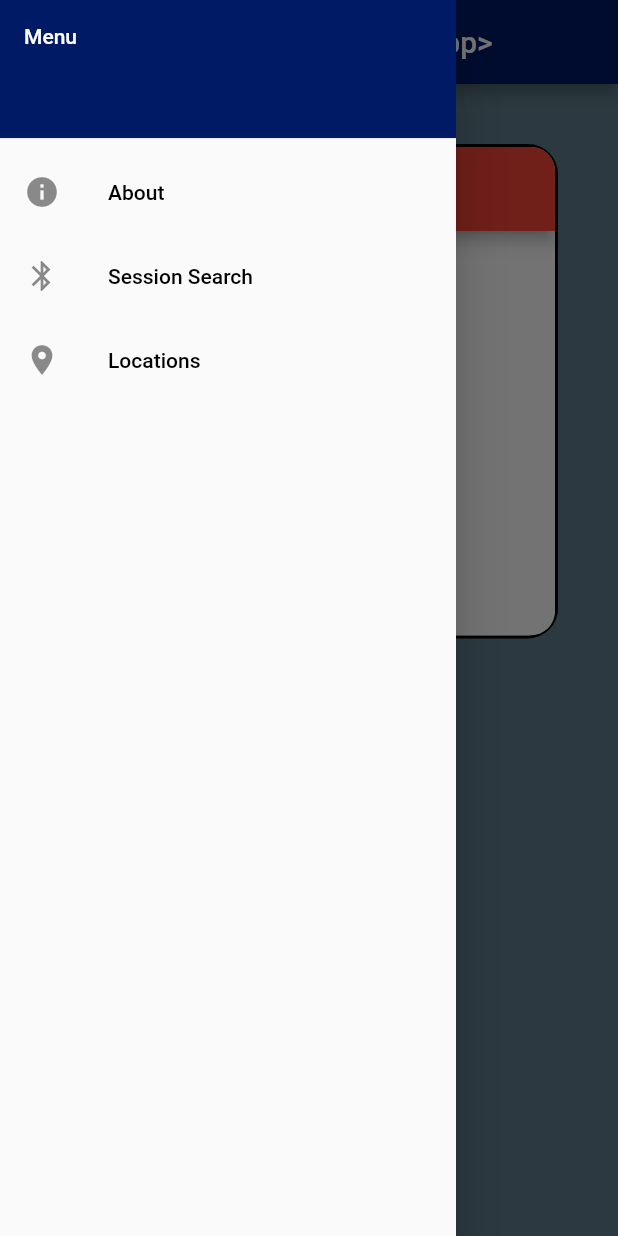
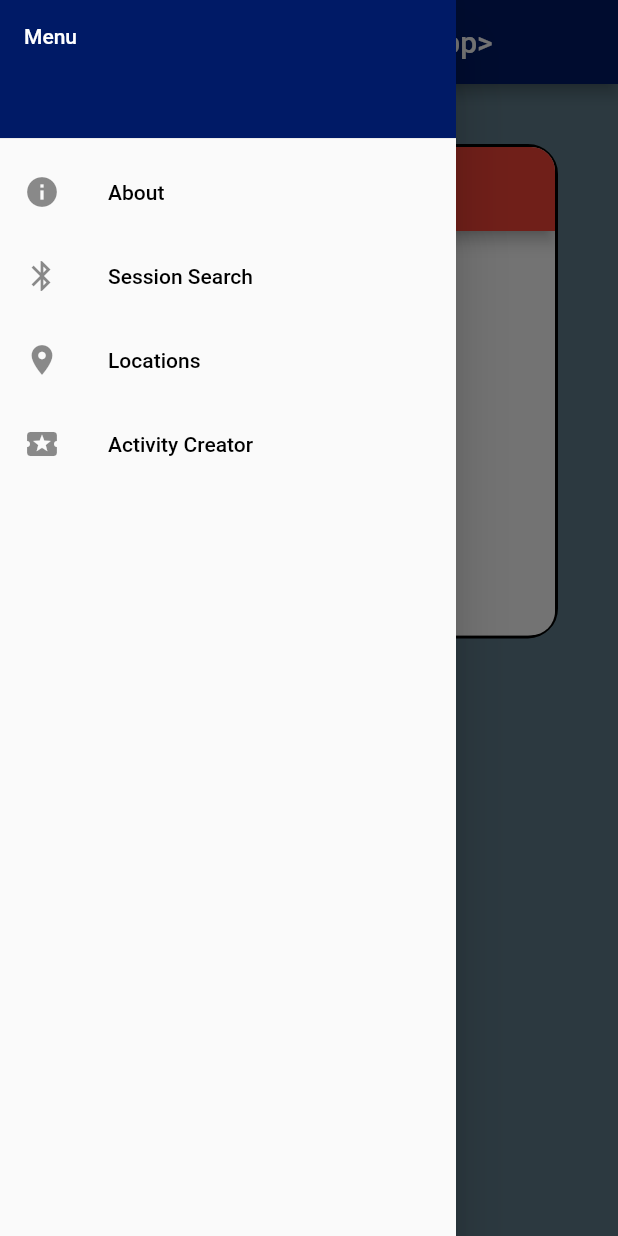
Before and after one commit to softeng-feup/open-cx-mr-simba, a Flutter app: the DaysScreen screen opened by its route, with the side drawer open, on a phone screen of 412 x 824 dp. Run offline on Flutter 3.47's test engine with Material 2 defaults, Android fonts, the phone set to English and light mode, and no system bars; drawn by our look-alikes of dots_indicator; our stand-ins replace args, convert, flutter_blue, flutter_local_notifications, flutter_slidable, sqflite; accounts and stored records are empty.

Commit message:
Added screen for activity creator

```diff
--- a/AMA/lib/RouteGenerator.dart
+++ b/AMA/lib/RouteGenerator.dart
@@ -1,4 +1,3 @@
-import 'package:ama/model/DayScheduleInfo.dart';
 import 'package:ama/model/ListSessionsInfo.dart';
 import 'package:ama/view/screens/AboutScreens.dart';
 import 'package:ama/view/screens/BluetoothSearchScreen.dart';
@@ -7,6 +6,7 @@ import 'package:ama/view/screens/ListSessionsScreen.dart';
 import 'package:ama/view/screens/DaysScreen.dart';
 import 'package:ama/view/screens/InitialLoadingScreen.dart';
 import 'package:ama/view/screens/ItemsScreen.dart';
+import 'package:ama/view/screens/ActivityCreator.dart';
 
 import 'package:ama/view/screens/LocationsScreen.dart';
 
@@ -97,7 +97,11 @@ class RouteGenerator {
         if(args is List<String>) {
           return MaterialPageRoute(builder: (_) => LocationsScreen(locations: args));
         }
+
         return _errorRoute();
+
+      case '/activityCreator' :
+        return MaterialPageRoute(builder: (_) => ActivityCreatorScreen() );
 
       default:
         return _errorRoute();
--- a/AMA/lib/view/screens/DaysScreen.dart
+++ b/AMA/lib/view/screens/DaysScreen.dart
@@ -10,15 +10,15 @@ class DaysScreen extends StatefulWidget {
   }
 }
 
-
 class DaysScreenState extends State<DaysScreen> {
-
   @override
   void initState() {
     super.initState();
     Controller.instance().getAppLaunchDetails().then((details) {
-      if(details.didNotificationLaunchApp && (details.payload != null)) {
-        Controller.instance().getSessionWithKey(details.payload).then((session) {
+      if (details.didNotificationLaunchApp && (details.payload != null)) {
+        Controller.instance()
+            .getSessionWithKey(details.payload)
+            .then((session) {
           Navigator.pushNamed(context, '/sessionScreen', arguments: session);
         });
       }
@@ -27,7 +27,6 @@ class DaysScreenState extends State<DaysScreen> {
 
   @override
   Widget build(BuildContext context) {
-
     return Scaffold(
         appBar: AppBar(
           title: Text(
@@ -52,12 +51,13 @@ class DaysScreenState extends State<DaysScreen> {
               this.drawAboutTile(context),
               this.drawSessionSearch(context),
               this.drawLocations(context),
+              this.drawActivityCreator(context),
             ],
           ),
         ),
-        body: Container(color: AppColors.backgroundColor,child: MainScreenPager()));
+        body: Container(
+            color: AppColors.backgroundColor, child: MainScreenPager()));
   }
-
 
   Widget drawAboutTile(BuildContext context) {
     return ListTile(
@@ -69,7 +69,6 @@ class DaysScreenState extends State<DaysScreen> {
         leading: Icon(Icons.info));
   }
 
-
   Widget drawSessionSearch(BuildContext context) {
     return ListTile(
         key: Key("Session search tile"),
@@ -80,15 +79,26 @@ class DaysScreenState extends State<DaysScreen> {
         leading: Icon(Icons.bluetooth));
   }
 
-
   Widget drawLocations(BuildContext context) {
     return ListTile(
         key: Key("Locations tile"),
         title: Text('Locations', style: TextStyle(color: Colors.black)),
         onTap: () async {
-          List<String> locations = await Controller.instance().getLocationsByOrder();
-          Navigator.pushNamed(context, '/locationsScreen', arguments: locations);
+          List<String> locations =
+              await Controller.instance().getLocationsByOrder();
+          Navigator.pushNamed(context, '/locationsScreen',
+              arguments: locations);
         },
         leading: Icon(Icons.location_on));
   }
+
+  Widget drawActivityCreator(BuildContext context) {
+    return ListTile(
+        key: Key("Activity creator tile"),
+        title: Text('Activity Creator', style: TextStyle(color: Colors.black)),
+        onTap: () async {
+          Navigator.pushNamed(context, '/activityCreator');
+        },
+        leading: Icon(Icons.local_activity));
+  }
 }
```
Also changed, not shown: AMA/lib/view/screens/ActivityCreator.dart (added, +33 -0 lines).
